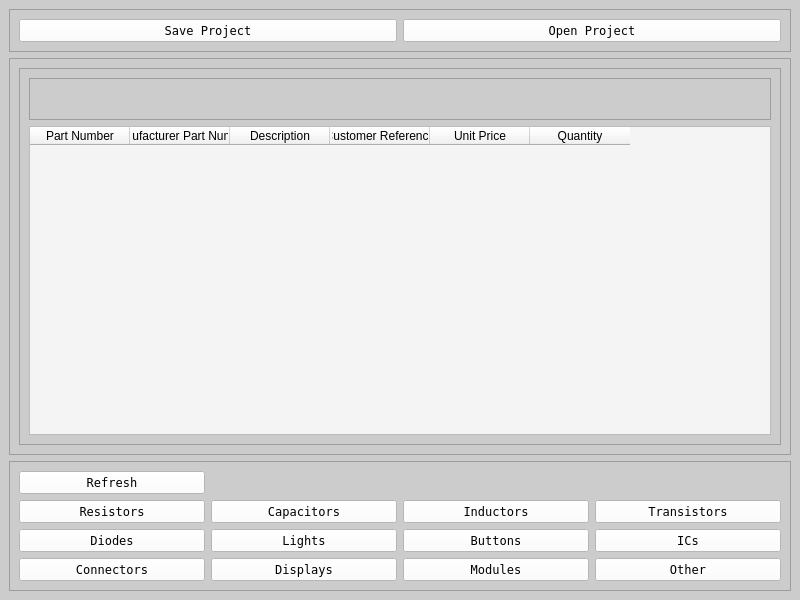
Thomas1B/Electronics-Inventory-Program, file Program_Files/project_window.ui: the form before one commit.
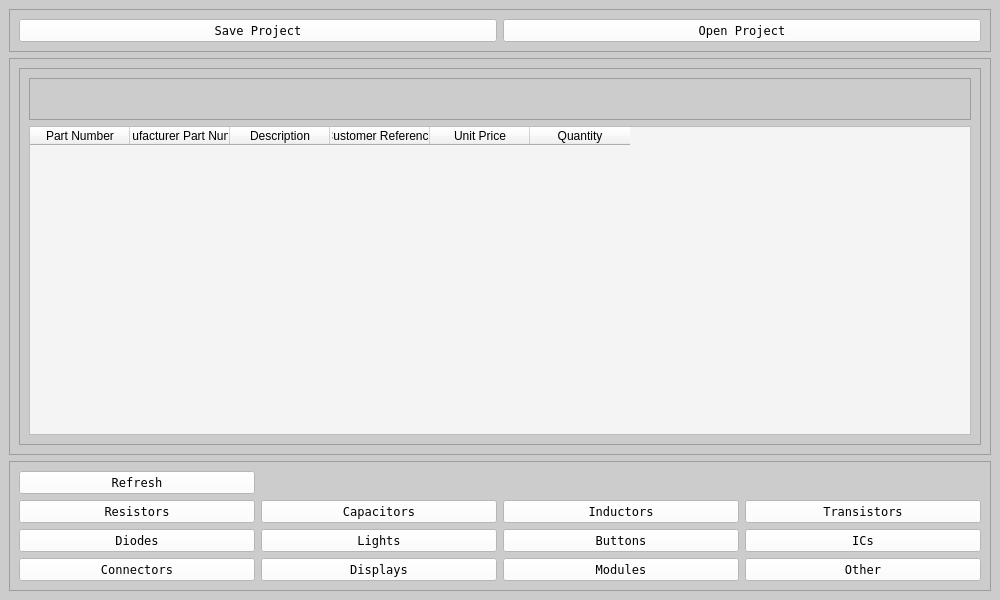
The form after the commit.

What changed in the file:
```diff
--- a/Program_Files/project_window.ui
+++ b/Program_Files/project_window.ui
@@ -6,7 +6,7 @@
    <rect>
     <x>0</x>
     <y>0</y>
-    <width>800</width>
+    <width>1000</width>
     <height>600</height>
    </rect>
   </property>
```
Left out of the diff: 4 changed lines with no effect on the pictures.
